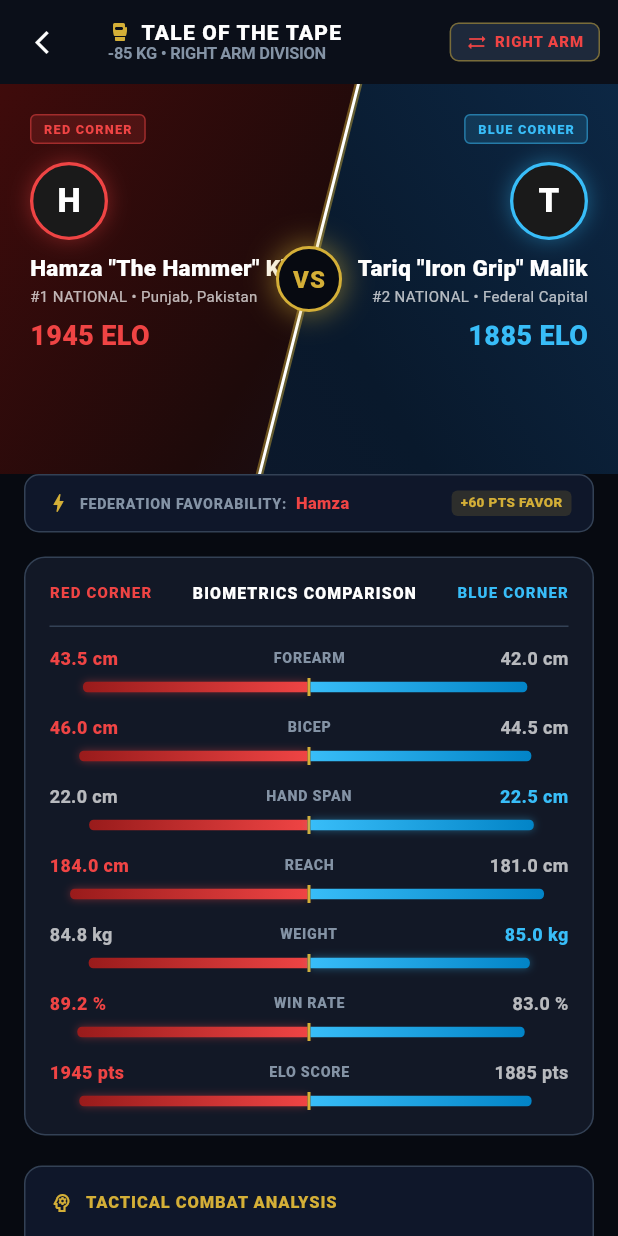
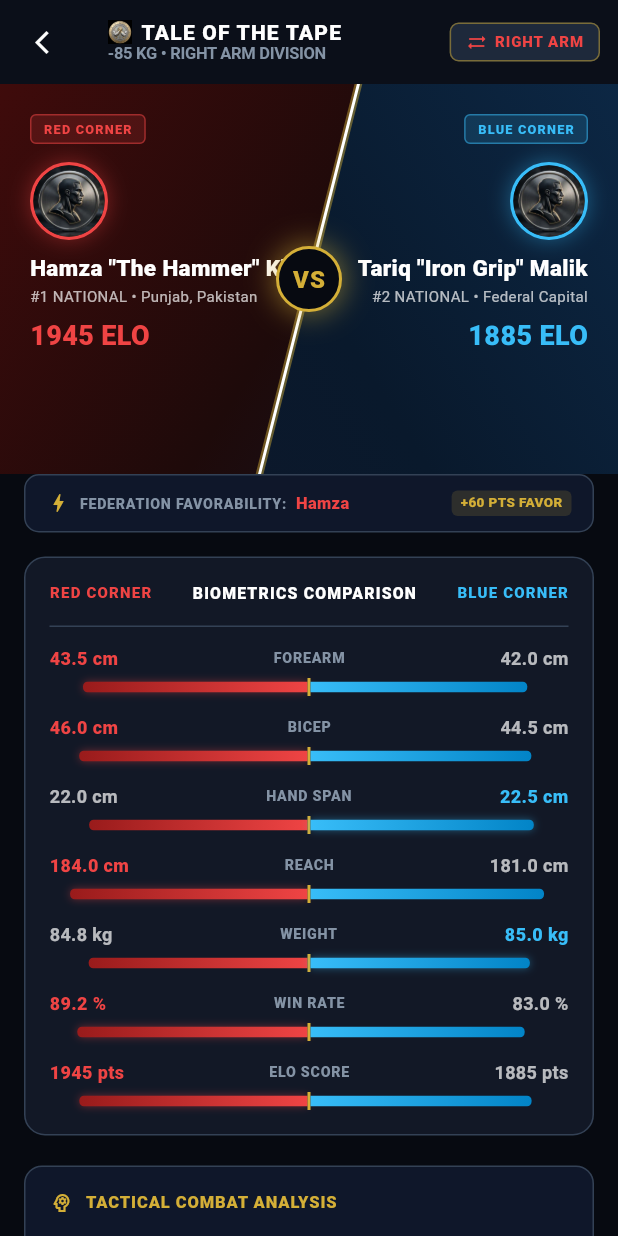
Before and after one commit to muhammadlatif9292-PK/ArmSphere-1, a Flutter app: the HeadToHeadScreen screen opened by its route, on a phone screen of 412 x 824 dp. Run offline on Flutter 3.47's test engine with Material 3 defaults, Android fonts, the phone set to English and light mode, and no system bars; our stand-ins replace audioplayers, cached_network_image, connectivity_plus, device_info_plus, dio, firebase_core and 9 more; missing offline and left inert: flutter_stripe; accounts and stored records are empty; Roboto replaces fonts that are missing (Space Grotesk).

Commit message:
feat(media): Phase 1C Batch 3 — competition media integration for Tournament Detail and Head-to-Head

```diff
--- a/apps/mobile/lib/features/match/screens/head_to_head_screen.dart
+++ b/apps/mobile/lib/features/match/screens/head_to_head_screen.dart
@@ -4,6 +4,8 @@ import 'package:flutter/material.dart';
 import 'package:flutter/services.dart';
 import 'package:flutter_riverpod/flutter_riverpod.dart';
 import 'package:go_router/go_router.dart';
+import '../../../core/constants/asset_paths.dart';
+import '../../../core/widgets/armsphere_image.dart';
 import '../../../core/providers/state_providers.dart';
 import '../../../core/theme/app_theme.dart';
 import '../../../core/widgets/tactile_press_wrapper.dart';
@@ -167,6 +169,7 @@ class _HeadToHeadScreenState extends ConsumerState<HeadToHeadScreen>
         'rank': '#1 MATCHUP',
         'weightClass': a['weightClass']?.toString() ?? '-85 KG',
         'avatar': (a['avatarUrl']?.toString().isNotEmpty == true) ? a['avatarUrl'] : (name.isNotEmpty ? name[0].toUpperCase() : 'A'),
+        'avatarUrl': (a['avatarUrl'] ?? a['profilePhoto'])?.toString(),
         'eloRight': elo,
         'eloLeft': elo,
         'winRateRight': 75.0,
@@ -188,6 +191,7 @@ class _HeadToHeadScreenState extends ConsumerState<HeadToHeadScreen>
       'rank': '#1 NATIONAL',
       'weightClass': '-85 KG',
       'avatar': 'H',
+      'avatarUrl': null,
       'eloRight': 1945,
       'eloLeft': 1880,
       'winRateRight': 89.2,
@@ -216,6 +220,7 @@ class _HeadToHeadScreenState extends ConsumerState<HeadToHeadScreen>
         'rank': '#2 MATCHUP',
         'weightClass': a['weightClass']?.toString() ?? '-85 KG',
         'avatar': (a['avatarUrl']?.toString().isNotEmpty == true) ? a['avatarUrl'] : (name.isNotEmpty ? name[0].toUpperCase() : 'T'),
+        'avatarUrl': (a['avatarUrl'] ?? a['profilePhoto'])?.toString(),
         'eloRight': elo,
         'eloLeft': elo,
         'winRateRight': 72.0,
@@ -237,6 +242,7 @@ class _HeadToHeadScreenState extends ConsumerState<HeadToHeadScreen>
       'rank': '#2 NATIONAL',
       'weightClass': '-85 KG',
       'avatar': 'T',
+      'avatarUrl': null,
       'eloRight': 1885,
       'eloLeft': 1910,
       'winRateRight': 83.0,
@@ -279,7 +285,12 @@ class _HeadToHeadScreenState extends ConsumerState<HeadToHeadScreen>
           children: [
             const Row(
               children: [
-                Icon(Icons.sports_mma_rounded, color: AppTheme.goldPrimary, size: 16),
+                ArmSphereImage(
+                  assetPath: ArmSphereAssets.sealFed,
+                  width: 16,
+                  height: 16,
+                  semanticLabel: 'Official Federation Sanctioned Match',
+                ),
                 SizedBox(width: 6),
                 Text(
                   'TALE OF THE TAPE',
@@ -435,7 +446,6 @@ class _HeadToHeadScreenState extends ConsumerState<HeadToHeadScreen>
                               height: 52,
                               decoration: BoxDecoration(
                                 shape: BoxShape.circle,
-                                color: const Color(0xFF1A1A1A),
                                 border: Border.all(color: const Color(0xFFEF4444), width: 2.2),
                                 boxShadow: [
                                   BoxShadow(
@@ -444,16 +454,12 @@ class _HeadToHeadScreenState extends ConsumerState<HeadToHeadScreen>
                                   ),
                                 ],
                               ),
-                              child: Center(
-                                child: Text(
-                                  red['avatar'] ?? 'R',
-                                  style: const TextStyle(
-                                    fontFamily: 'Space Grotesk',
-                                    fontWeight: FontWeight.w900,
-                                    fontSize: 22,
-                                    color: Colors.white,
-                                  ),
-                                ),
+                              child: ArmSphereImage.avatar(
+                                imageUrl: red['avatarUrl']?.toString(),
+                                initial: red['avatar']?.toString() ?? (red['name']?.toString().isNotEmpty == true ? red['name']![0] : 'R'),
+                                size: 52,
+                                fallbackAsset: ArmSphereAssets.defaultAvatar,
+                                semanticLabel: 'Red corner competitor avatar for ${red['name']}',
                               ),
                             ),
                             const SizedBox(height: 10),
@@ -537,7 +543,6 @@ class _HeadToHeadScreenState extends ConsumerState<HeadToHeadScreen>
                               height: 52,
                               decoration: BoxDecoration(
                                 shape: BoxShape.circle,
-                                color: const Color(0xFF1A1A1A),
                                 border: Border.all(color: const Color(0xFF38BDF8), width: 2.2),
                                 boxShadow: [
                                   BoxShadow(
@@ -546,16 +551,12 @@ class _HeadToHeadScreenState extends ConsumerState<HeadToHeadScreen>
                                   ),
                                 ],
                               ),
-                              child: Center(
-                                child: Text(
-                                  blue['avatar'] ?? 'B',
-                                  style: const TextStyle(
-                                    fontFamily: 'Space Grotesk',
-                                    fontWeight: FontWeight.w900,
-                                    fontSize: 22,
-                                    color: Colors.white,
-                                  ),
-                                ),
+                              child: ArmSphereImage.avatar(
+                                imageUrl: blue['avatarUrl']?.toString(),
+                                initial: blue['avatar']?.toString() ?? (blue['name']?.toString().isNotEmpty == true ? blue['name']![0] : 'B'),
+                                size: 52,
+                                fallbackAsset: ArmSphereAssets.defaultAvatar,
+                                semanticLabel: 'Blue corner competitor avatar for ${blue['name']}',
                               ),
                             ),
                             const SizedBox(height: 10),
```
Also changed, not shown: apps/mobile/lib/features/tournament/screens/tournament_screens.dart (+24 -33 lines), 2 other files.
